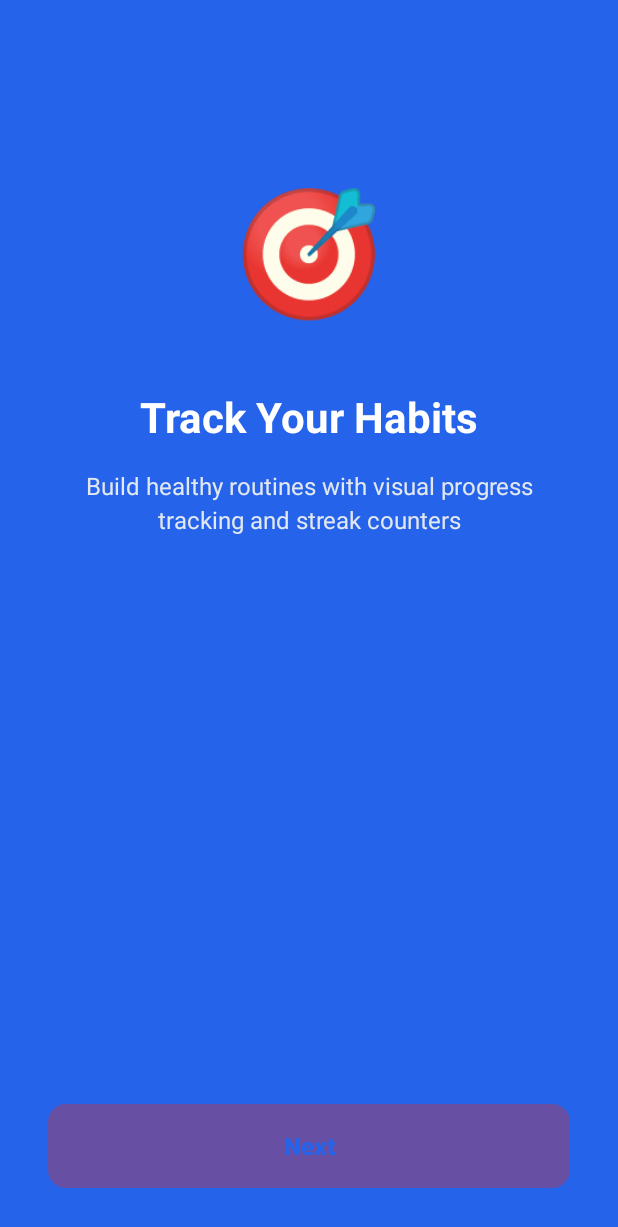
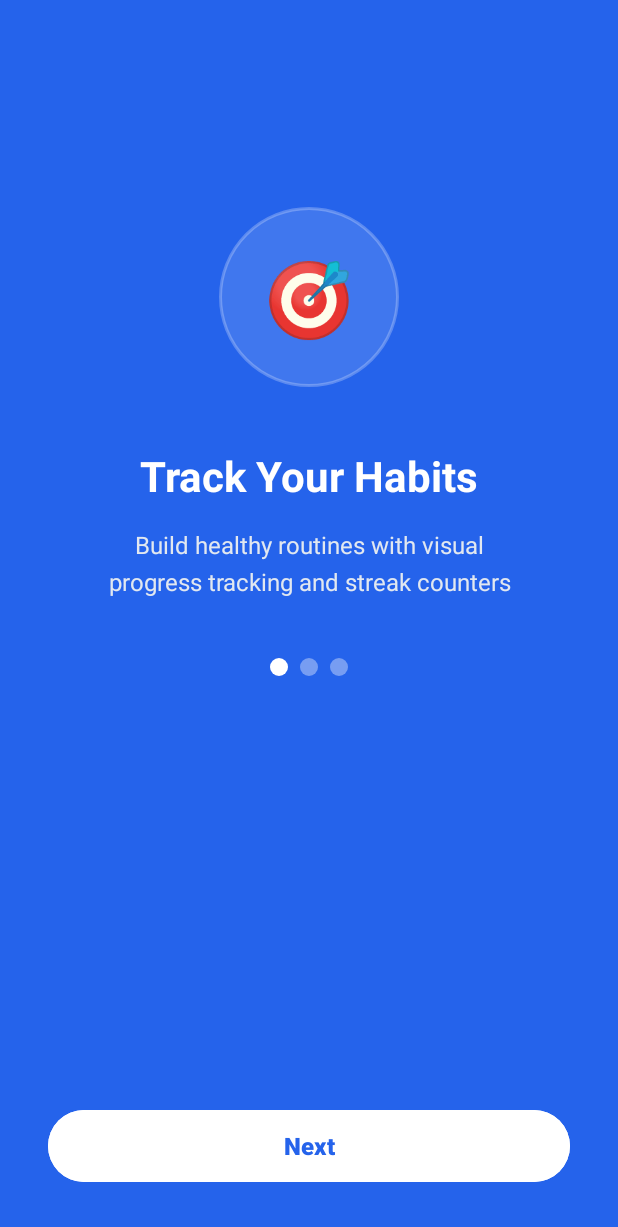
Before and after one commit to SandeepaChathumina/Health-Routine-App, an Android app: the screen it shows after launch (Onboarding1), on a phone screen of 412 x 824 dp. Shown: the top 1227 px of the screen. Run offline under Robolectric (Android 15) with nearby library versions, the phone set to English and light mode, and no system bars.

Commit message:
update onboarding 1

```diff
--- a/app/src/main/java/com/example/healthapp/Onboarding1.kt
+++ b/app/src/main/java/com/example/healthapp/Onboarding1.kt
@@ -1,6 +1,8 @@
 package com.example.healthapp
 
+import android.content.Intent
 import android.os.Bundle
+import android.widget.Button
 import androidx.activity.enableEdgeToEdge
 import androidx.appcompat.app.AppCompatActivity
 import androidx.core.view.ViewCompat
@@ -12,5 +14,12 @@ class Onboarding1 : AppCompatActivity() {
         enableEdgeToEdge()
         setContentView(R.layout.activity_onboarding1)
 
+        val startedButton: Button = findViewById(R.id.btn_next)
+
+        startedButton.setOnClickListener {
+            // ✅ Navigate to OnBoarding3 instead of OnBoarding2
+            val intent = Intent(this, Onboarding2::class.java)
+            startActivity(intent)
+        }
     }
 }
--- a/app/src/main/res/drawable/custom_checkbox.xml
+++ b/app/src/main/res/drawable/dot_active.xml
@@ -1,5 +1,6 @@
 <?xml version="1.0" encoding="utf-8"?>
-<selector xmlns:android="http://schemas.android.com/apk/res/android">
-    <item android:state_checked="true" android:drawable="@drawable/ic_check_circle" />
-    <item android:state_checked="false" android:drawable="@drawable/ic_circle_outline" />
-</selector>
+<shape xmlns:android="http://schemas.android.com/apk/res/android"
+    android:shape="oval">
+    <solid android:color="#FFFFFF" />
+    <size android:width="12dp" android:height="12dp" />
+</shape>
--- /dev/null
+++ b/app/src/main/res/drawable/dot_inactive.xml
@@ -0,0 +1,6 @@
+<?xml version="1.0" encoding="utf-8"?>
+<shape xmlns:android="http://schemas.android.com/apk/res/android"
+    android:shape="oval">
+    <solid android:color="#60FFFFFF" />
+    <size android:width="12dp" android:height="12dp" />
+</shape>
--- a/app/src/main/res/layout/activity_onboarding1.xml
+++ b/app/src/main/res/layout/activity_onboarding1.xml
@@ -4,39 +4,78 @@
     android:layout_height="match_parent"
     android:orientation="vertical"
     android:background="#2563EB"
-    android:padding="32dp">
+    android:padding="32dp"
+    android:gravity="center_horizontal">
 
-    <!-- Icon -->
-    <TextView
-        android:layout_width="wrap_content"
-        android:layout_height="wrap_content"
-        android:text="🎯"
-        android:textSize="80sp"
-        android:layout_gravity="center"
-        android:layout_marginTop="80dp"
-        android:layout_marginBottom="40dp" />
+    <!-- Top Spacer -->
+    <View
+        android:layout_width="match_parent"
+        android:layout_height="0dp"
+        android:layout_weight="0.5" />
+
+    <!-- Icon Container -->
+    <LinearLayout
+        android:layout_width="120dp"
+        android:layout_height="120dp"
+        android:background="@drawable/bg_circle_white_transparent"
+        android:gravity="center"
+        android:layout_marginBottom="40dp">
+
+        <TextView
+            android:layout_width="wrap_content"
+            android:layout_height="wrap_content"
+            android:text="@string/target_imoji"
+            android:textSize="48sp" />
+
+    </LinearLayout>
 
     <!-- Title -->
     <TextView
         android:layout_width="wrap_content"
         android:layout_height="wrap_content"
-        android:text="Track Your Habits"
+        android:text="@string/track_your_habits"
         android:textColor="#FFFFFF"
         android:textSize="28sp"
         android:textStyle="bold"
-        android:layout_gravity="center"
         android:layout_marginBottom="16dp" />
 
     <!-- Subtitle -->
     <TextView
-        android:layout_width="wrap_content"
+        android:layout_width="280dp"
         android:layout_height="wrap_content"
-        android:text="Build healthy routines with visual progress tracking and streak counters"
+        android:text="@string/build_healthy_routines_with_visual_progress_tracking_and_streak_counters"
         android:textColor="#E2E8F0"
         android:textSize="16sp"
         android:textAlignment="center"
-        android:lineSpacingExtra="4dp"
-        android:layout_gravity="center" />
+        android:lineSpacingExtra="6dp"
+        android:layout_marginBottom="40dp" />
+
+    <!-- Progress Dots -->
+    <LinearLayout
+        android:layout_width="wrap_content"
+        android:layout_height="wrap_content"
+        android:orientation="horizontal"
+        android:layout_marginBottom="40dp"
+        android:gravity="center">
+
+        <View
+            android:layout_width="12dp"
+            android:layout_height="12dp"
+            android:background="@drawable/dot_active" />
+
+        <View
+            android:layout_width="12dp"
+            android:layout_height="12dp"
+            android:background="@drawable/dot_inactive"
+            android:layout_marginStart="8dp" />
+
+        <View
+            android:layout_width="12dp"
+            android:layout_height="12dp"
+            android:background="@drawable/dot_inactive"
+            android:layout_marginStart="8dp" />
+
+    </LinearLayout>
 
     <!-- Spacer -->
     <View
@@ -45,15 +84,17 @@
         android:layout_weight="1" />
 
     <!-- Next Button -->
-    <Button
+    <com.google.android.material.button.MaterialButton
         android:id="@+id/btn_next"
         android:layout_width="match_parent"
         android:layout_height="56dp"
-        android:text="Next"
+        android:text="@string/next"
         android:textColor="#2563EB"
         android:textSize="16sp"
         android:textStyle="bold"
-        android:background="@drawable/btn_white_rounded"
-        android:layout_marginTop="32dp" />
+        android:backgroundTint="#FFFFFF"
+        android:elevation="2dp"
+        android:layout_marginTop="32dp"
+        style="@style/Widget.Material3.Button" />
 
 </LinearLayout>
--- a/app/src/main/res/values/strings.xml
+++ b/app/src/main/res/values/strings.xml
@@ -5,4 +5,8 @@
     <string name="logo">logo</string>
     <string name="healthflow">HealthFlow</string>
     <string name="your_daily_wellness_companion">Your Daily Wellness Companion</string>
+    <string name="target_imoji">🎯</string>
+    <string name="track_your_habits">Track Your Habits</string>
+    <string name="build_healthy_routines_with_visual_progress_tracking_and_streak_counters">Build healthy routines with visual progress tracking and streak counters</string>
+    <string name="next">Next</string>
 </resources>
```
